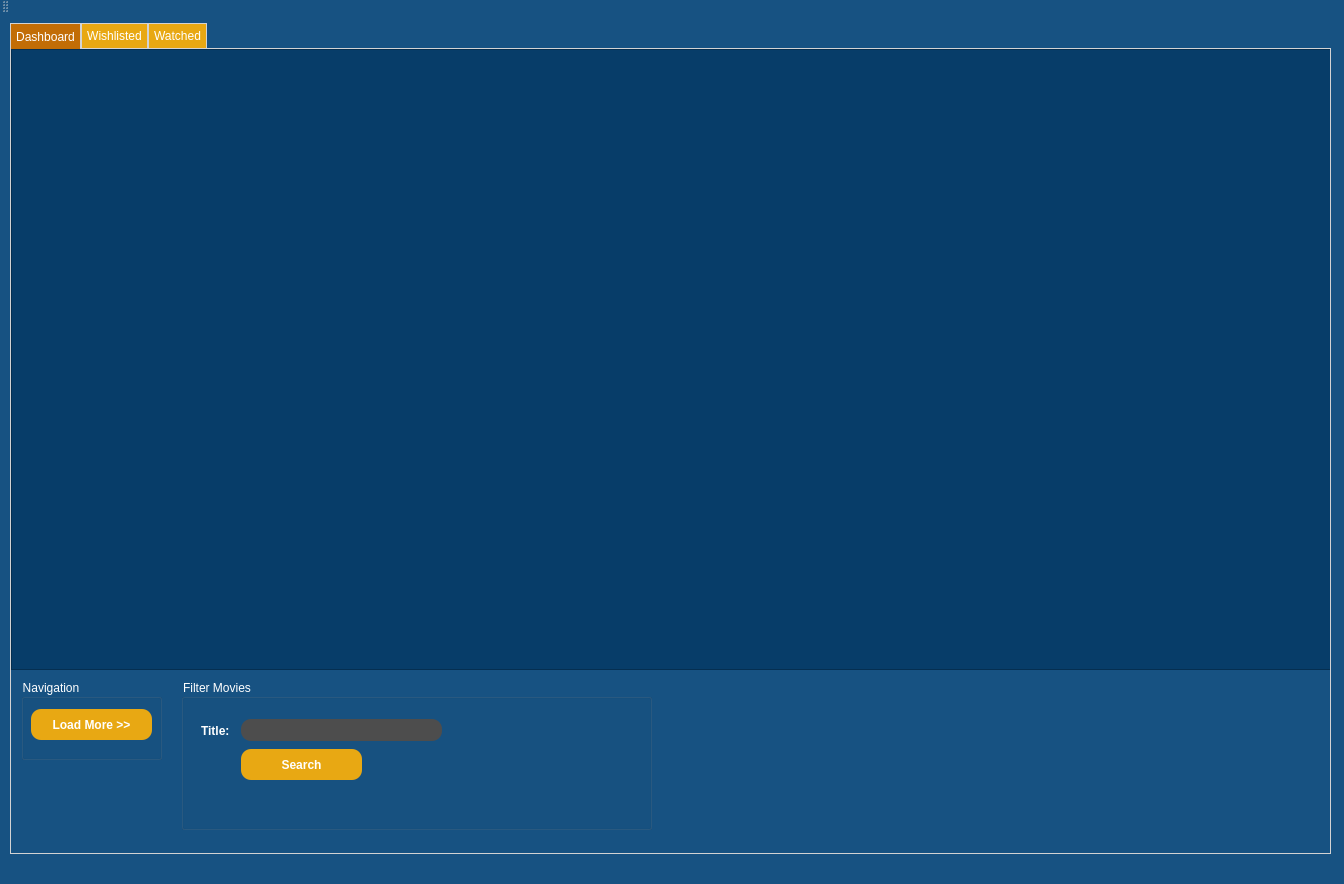
TudiMoldoveanu/MovieRecomendationApp, file MoviePlatformApp/MoviePlatformApp/MovieDashboard.ui: the form before one commit.
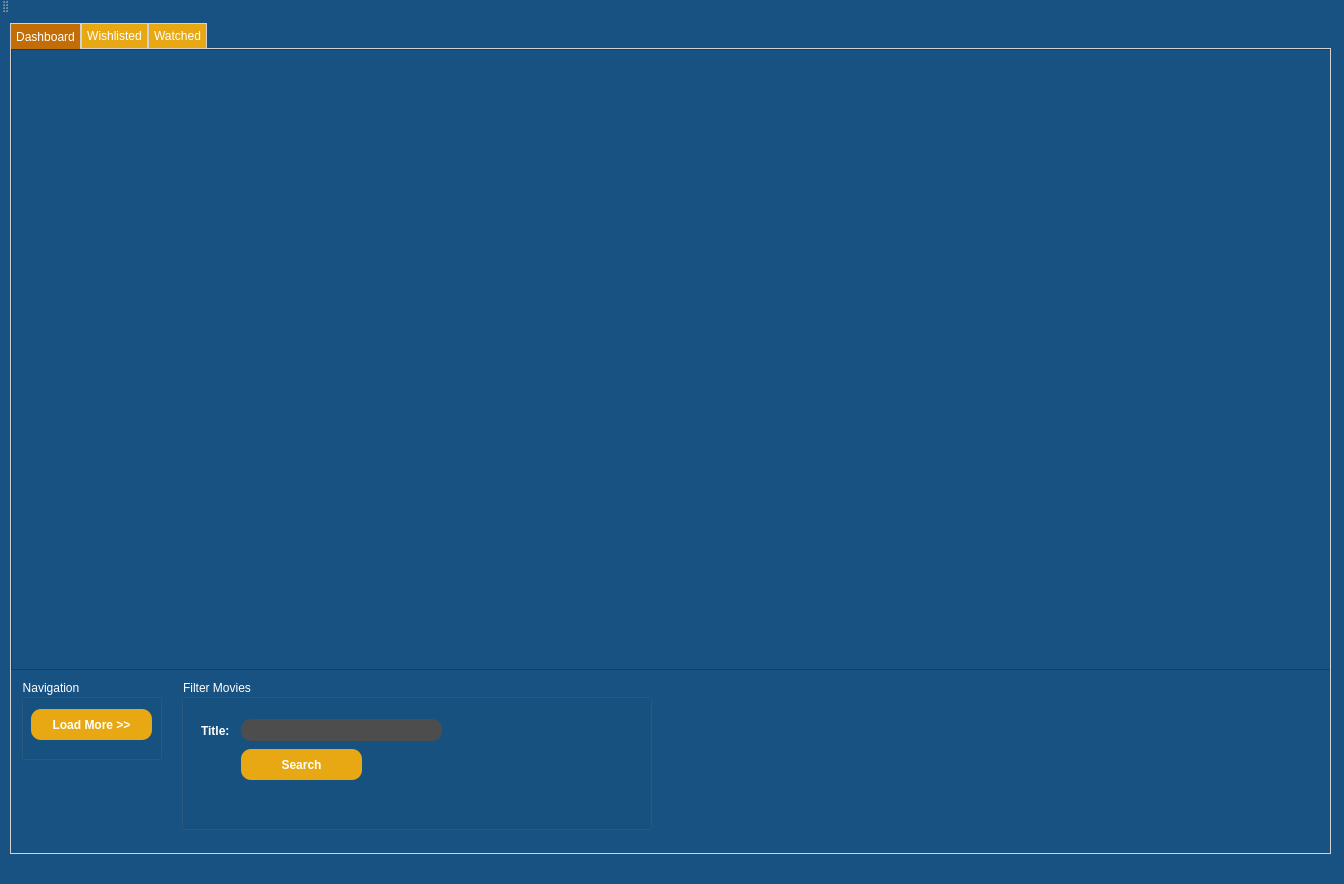
The form after the commit. Icons and pictures are not drawn.

Commit message: Made PreferencesPage appear only when clicking create account button on RegisterPage.

Diff of the .ui file:
```diff
--- a/MoviePlatformApp/MoviePlatformApp/MovieDashboard.ui
+++ b/MoviePlatformApp/MoviePlatformApp/MovieDashboard.ui
@@ -203,7 +203,7 @@
        </rect>
       </property>
       <property name="styleSheet">
-       <string notr="true">QTableView {
+       <string notr="true">QTableView QTableCornerButton::section{
     background: #073d69;
     
 }
```
The commit also changes 5 other files.
